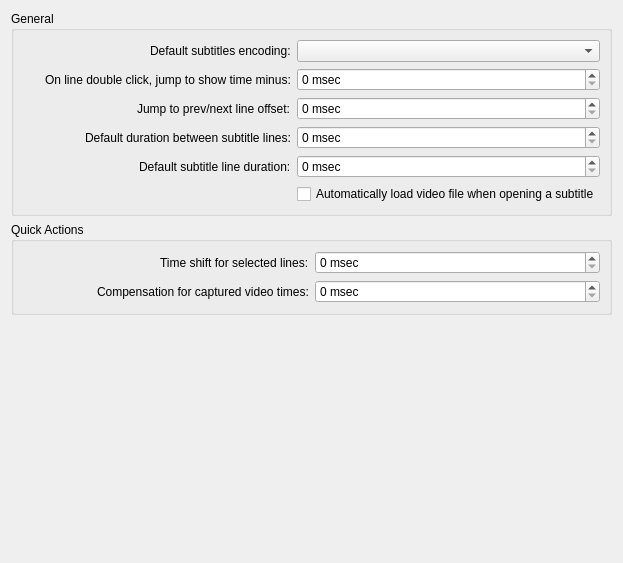
Qt form src/configs/generalconfigwidget.ui (maxrd2/SubtitleComposer) before a commit.
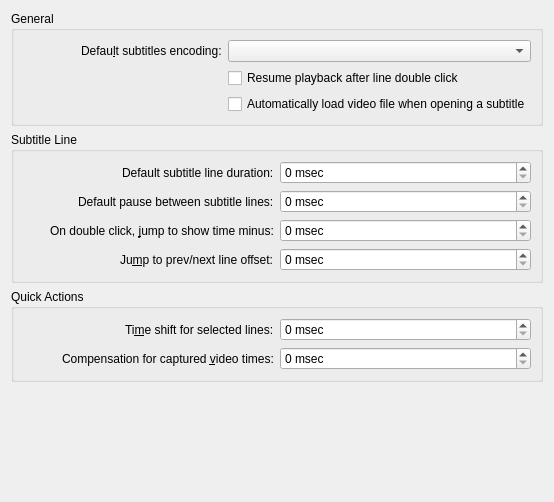
The same form after that commit.

Commit message: Cleaned up code, settings widget and texts.

```diff
--- a/src/configs/generalconfigwidget.ui
+++ b/src/configs/generalconfigwidget.ui
@@ -6,8 +6,8 @@
    <rect>
     <x>0</x>
     <y>0</y>
-    <width>623</width>
-    <height>563</height>
+    <width>554</width>
+    <height>502</height>
    </rect>
   </property>
   <layout class="QVBoxLayout" name="verticalLayout">
@@ -17,89 +17,80 @@
       <string>General</string>
      </property>
      <layout class="QGridLayout" name="gridLayout" columnstretch="1,1">
-      <item row="1" column="1">
-       <widget class="QSpinBox" name="kcfg_SeekOffsetOnDoubleClick">
-        <property name="suffix">
-         <string notr="true"> msec</string>
-        </property>
-        <property name="maximum">
-         <number>10000</number>
-        </property>
-       </widget>
-      </item>
-      <item row="1" column="0" alignment="Qt::AlignRight">
-       <widget class="QLabel" name="label_4">
-        <property name="text">
-         <string>On line double click, jump to show time minus:</string>
-        </property>
-       </widget>
-      </item>
       <item row="0" column="1">
        <widget class="QComboBox" name="kcfg_DefaultSubtitlesEncoding"/>
       </item>
       <item row="0" column="0" alignment="Qt::AlignRight">
        <widget class="QLabel" name="label">
         <property name="text">
-         <string>Default subtitles encoding:</string>
+         <string>Defau&amp;lt subtitles encoding:</string>
+        </property>
+        <property name="buddy">
+         <cstring>kcfg_DefaultSubtitlesEncoding</cstring>
         </property>
        </widget>
       </item>
-      <item row="4" column="1">
+      <item row="3" column="1">
        <widget class="QCheckBox" name="kcfg_UnpauseOnDoubleClick">
         <property name="text">
          <string>Resume playback after line double click</string>
         </property>
        </widget>
       </item>
-      <item row="5" column="1">
+      <item row="4" column="1">
        <widget class="QCheckBox" name="kcfg_AutomaticVideoLoad">
         <property name="text">
          <string>Automatically load video file when opening a subtitle</string>
         </property>
        </widget>
       </item>
-      <item row="2" column="0" alignment="Qt::AlignRight">
-       <widget class="QLabel" name="label_2">
-        <property name="text">
-         <string>Jump to prev/next line offset:</string>
-        </property>
-       </widget>
-      </item>
-      <item row="2" column="1">
-       <widget class="QSpinBox" name="kcfg_JumpLineOffset">
-        <property name="suffix">
-         <string> msec</string>
-        </property>
-        <property name="maximum">
-         <number>10000</number>
-        </property>
-       </widget>
-      </item>
-      <item row="3" column="0" alignment="Qt::AlignRight">
-       <widget class="QLabel" name="label_LineMargin">
-        <property name="text">
-         <string>Default duration between subtitle lines:</string>
-        </property>
-       </widget>
-      </item>
-      <item row="3" column="1">
-       <widget class="QSpinBox" name="kcfg_LineMargin">
-        <property name="suffix">
-         <string> msec</string>
-        </property>
-        <property name="maximum">
-         <number>10000</number>
-        </property>
-       </widget>
-      </item>
-      <item row="4" column="0" alignment="Qt::AlignRight">
+     </layout>
+    </widget>
+   </item>
+   <item>
+    <widget class="QGroupBox" name="m_grpSubtitleLine">
+     <property name="title">
+      <string>Subtitle Line</string>
+     </property>
+     <layout class="QGridLayout" name="gridLayout_3" columnstretch="1,1">
+      <item row="1" column="0" alignment="Qt::AlignRight">
        <widget class="QLabel" name="label_LineDuration">
         <property name="text">
          <string>Default subtitle line duration:</string>
         </property>
        </widget>
       </item>
-      <item row="4" column="1">
+      <item row="3" column="0" alignment="Qt::AlignRight">
+       <widget class="QLabel" name="label_4">
+        <property name="text">
+         <string>On double click, &amp;jump to show time minus:</string>
+        </property>
+        <property name="buddy">
+         <cstring>kcfg_SeekOffsetOnDoubleClick</cstring>
+        </property>
+       </widget>
+      </item>
+      <item row="2" column="0" alignment="Qt::AlignRight">
+       <widget class="QLabel" name="label_LinePause">
+        <property name="text">
+         <string>Default pause between subtitle lines:</string>
+        </property>
+        <property name="buddy">
+         <cstring>kcfg_LinePause</cstring>
+        </property>
+       </widget>
+      </item>
+      <item row="2" column="1">
+       <widget class="QSpinBox" name="kcfg_LinePause">
+        <property name="suffix">
+         <string> msec</string>
+        </property>
+        <property name="maximum">
+         <number>10000</number>
+        </property>
+       </widget>
+      </item>
+      <item row="1" column="1">
        <widget class="QSpinBox" name="kcfg_LineDuration">
         <property name="suffix">
          <string> msec</string>
@@ -109,6 +100,36 @@
         </property>
        </widget>
       </item>
+      <item row="3" column="1">
+       <widget class="QSpinBox" name="kcfg_SeekOffsetOnDoubleClick">
+        <property name="suffix">
+         <string notr="true"> msec</string>
+        </property>
+        <property name="maximum">
+         <number>10000</number>
+        </property>
+       </widget>
+      </item>
+      <item row="4" column="0" alignment="Qt::AlignRight">
+       <widget class="QLabel" name="label_2">
+        <property name="text">
+         <string>Ju&amp;mp to prev/next line offset:</string>
+        </property>
+        <property name="buddy">
+         <cstring>kcfg_JumpLineOffset</cstring>
+        </property>
+       </widget>
+      </item>
+      <item row="4" column="1">
+       <widget class="QSpinBox" name="kcfg_JumpLineOffset">
+        <property name="suffix">
+         <string> msec</string>
+        </property>
+        <property name="maximum">
+         <number>10000</number>
+        </property>
+       </widget>
+      </item>
      </layout>
     </widget>
    </item>
@@ -141,14 +162,20 @@
       <item row="1" column="0" alignment="Qt::AlignRight">
        <widget class="QLabel" name="label_8">
         <property name="text">
-         <string>Compensation for captured video times:</string>
+         <string>Compensation for captured &amp;video times:</string>
+        </property>
+        <property name="buddy">
+         <cstring>kcfg_GrabbedPositionCompensation</cstring>
         </property>
        </widget>
       </item>
       <item row="0" column="0" alignment="Qt::AlignRight">
        <widget class="QLabel" name="label_5">
         <property name="text">
-         <string>Time shift for selected lines:</string>
+         <string>Ti&amp;me shift for selected lines:</string>
+        </property>
+        <property name="buddy">
+         <cstring>kcfg_LinesQuickShiftAmount</cstring>
         </property>
        </widget>
       </item>
```
Left out of the diff: 9 changed lines with no effect on the pictures. The commit also changes 4 other files.
